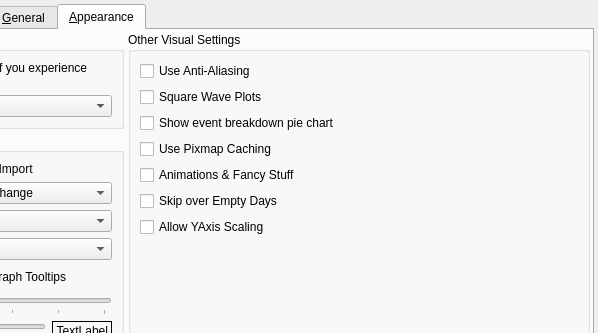
Before: the Qt Designer form oscar/preferencesdialog.ui in operativeF/oscar, drawn with Qt 5; both pictures show x 347 to 945 and y 0 to 333 of the 945 by 644 pixel window.
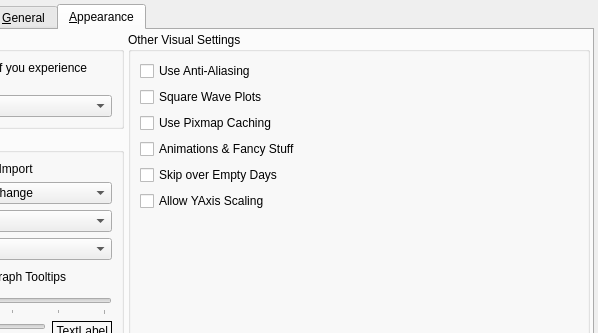
After: the same form once the commit is applied. The open tabs and pages were chosen to show the change. Icons and pictures are not drawn.

Commit message: Move Pie Chart option from Preferences dialog to View menu.

Diff of the .ui file:
```diff
--- a/oscar/preferencesdialog.ui
+++ b/oscar/preferencesdialog.ui
@@ -2651,20 +2651,6 @@
               </property>
              </widget>
             </item>
-            <item>
-             <widget class="QCheckBox" name="enableGraphSnapshots">
-              <property name="toolTip">
-               <string>Allows graphs to be &quot;screenshotted&quot; for display purposes.
-The Event Breakdown PIE chart uses this method, as does
-the printing code.
-Unfortunately some older computers/versions of Qt can cause
-this application to be unstable with this feature enabled.</string>
-              </property>
-              <property name="text">
-               <string>Show event breakdown pie chart</string>
-              </property>
-             </widget>
-            </item>
             <item>
              <widget class="QCheckBox" name="usePixmapCaching">
               <property name="toolTip">
```
Left out of the diff: 2 changed lines with no effect on the pictures. The commit also changes 4 other files.
